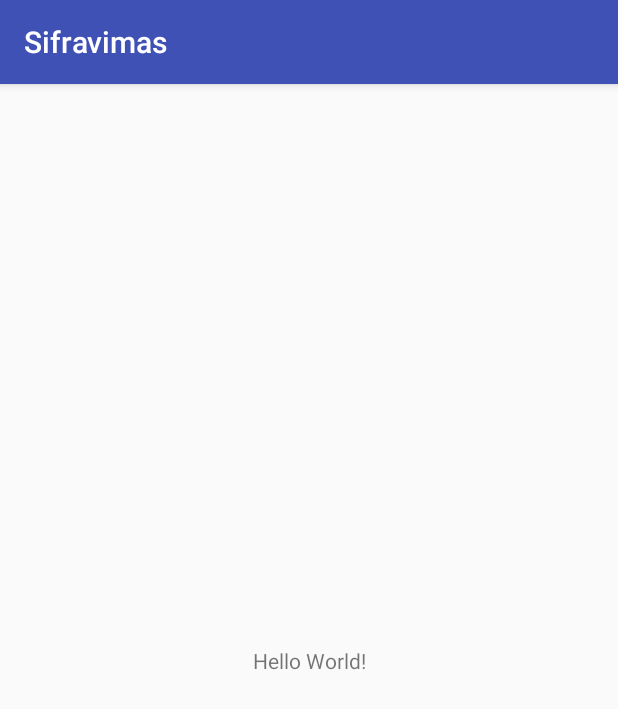
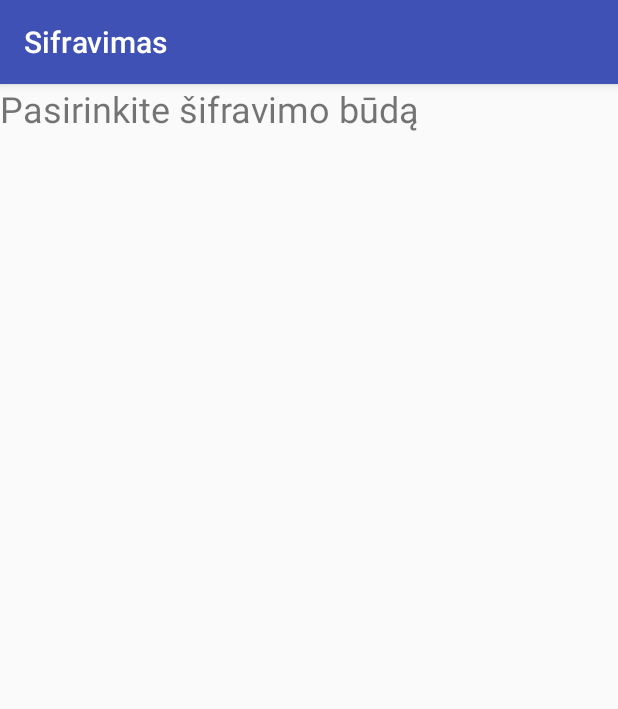
Before and after one commit to MartynaLapinskaite/Sifravimas, an Android app: the screen it shows after launch (MainActivity), on a phone screen of 412 x 824 dp. Shown: the top 709 px of the screen. Run offline under Robolectric (Android 15) with nearby library versions, the phone set to English and light mode, and no system bars.

Commit message:
layoutu sukurimas

```diff
--- a/app/build.gradle
+++ b/app/build.gradle
@@ -20,7 +20,7 @@ android {
 
 dependencies {
     implementation fileTree(dir: 'libs', include: ['*.jar'])
-    implementation 'com.android.support:appcompat-v7:28.0.0'
+    implementation 'com.android.support:appcompat-v7:28.0.0-alpha1'
     implementation 'com.android.support.constraint:constraint-layout:1.1.3'
     testImplementation 'junit:junit:4.12'
     androidTestImplementation 'com.android.support.test:runner:1.0.2'
--- a/app/src/main/res/layout/activity_main.xml
+++ b/app/src/main/res/layout/activity_main.xml
@@ -7,12 +7,16 @@
     tools:context=".MainActivity">
 
     <TextView
+        android:id="@+id/textView"
+        android:layout_width="match_parent"
+        android:layout_height="wrap_content"
+        android:text="Pasirinkite šifravimo būdą"
+        android:textSize="24sp" />
+
+    <LinearLayout
         android:layout_width="wrap_content"
-        android:layout_height="wrap_content"
-        android:text="Hello World!"
-        app:layout_constraintBottom_toBottomOf="parent"
-        app:layout_constraintLeft_toLeftOf="parent"
-        app:layout_constraintRight_toRightOf="parent"
-        app:layout_constraintTop_toTopOf="parent" />
-
+        android:layout_height="match_parent"
+        android:orientation="vertical"
+        app:layout_constraintTop_toBottomOf="@+id/textView"
+        tools:layout_editor_absoluteX="0dp"></LinearLayout>
 </android.support.constraint.ConstraintLayout>
--- /dev/null
+++ b/app/src/main/res/layout/sarasas.xml
@@ -0,0 +1,6 @@
+<?xml version="1.0" encoding="utf-8"?>
+<android.support.constraint.ConstraintLayout
+    xmlns:android="http://schemas.android.com/apk/res/android" android:layout_width="match_parent"
+    android:layout_height="match_parent">
+
+</android.support.constraint.ConstraintLayout>
```
Also changed, not shown: app/src/main/res/layout/sifravimas.xml (added, +31 -0 lines).
